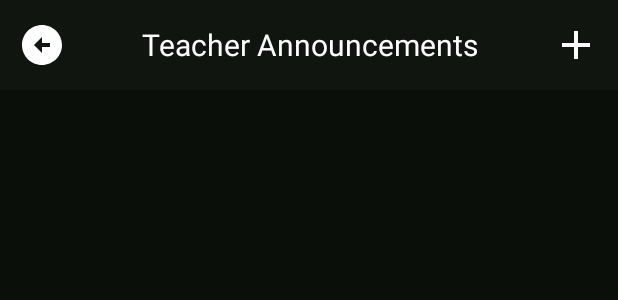
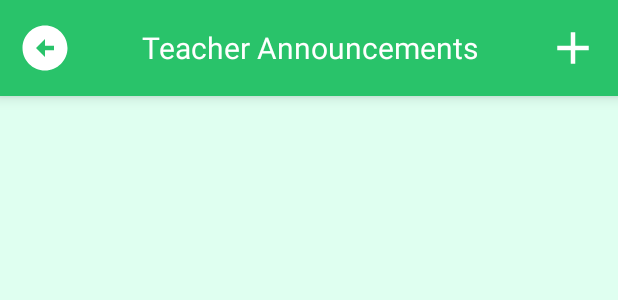
Before and after one commit to wezlou/Thesis-HIS, an Android app: the layout activity_teacher_task.xml on its own in the app's theme, with its tools: preview values and no code run, on a phone screen of 412 x 824 dp. Shown: the top 300 px of the screen. Run offline under Robolectric (Android 15) with nearby library versions, the phone set to English and light mode, and no system bars.

Commit message:
change ui color

```diff
--- a/app/src/main/java/com/example/holyinfantschool/Homepage.java
+++ b/app/src/main/java/com/example/holyinfantschool/Homepage.java
@@ -161,7 +161,6 @@ public class Homepage extends AppCompatActivity {
                                 boolean isActive = doc.getBoolean("isActive") == null ||
                                         doc.getBoolean("isActive");
 
-                                // 🚫 Block login if archived
                                 if (isArchived) {
                                     Toast.makeText(this,
                                             "Your account has been archived. Please contact the administrator.",
--- a/app/src/main/java/com/example/holyinfantschool/studenttask.java
+++ b/app/src/main/java/com/example/holyinfantschool/studenttask.java
@@ -461,7 +461,7 @@ public class studenttask extends AppCompatActivity {
         card.setUseCompatPadding(true);
 
         // Dark Jungle Background
-        card.setCardBackgroundColor(Color.parseColor("#0D120D"));
+        card.setCardBackgroundColor(Color.parseColor("#FFFFFF"));
 
         // Border
         card.setStrokeWidth(3);
@@ -486,8 +486,8 @@ public class studenttask extends AppCompatActivity {
         tv.setTextSize(size);
         if (bold) tv.setTypeface(null, android.graphics.Typeface.BOLD);
 
-        // BRIGHT text for dark jungle cards
-        tv.setTextColor(Color.parseColor("#E8FFE8"));
+        tv.setTextColor(Color.parseColor("#054A2C"));
+
 
         return tv;
     }
--- /dev/null
+++ b/app/src/main/res/drawable/avatar_circle.xml
@@ -0,0 +1,5 @@
+<?xml version="1.0" encoding="utf-8"?>
+<shape xmlns:android="http://schemas.android.com/apk/res/android" android:shape="oval">
+    <solid android:color="@color/forestPrimary"/>
+    <size android:width="40dp" android:height="40dp"/>
+</shape>
--- /dev/null
+++ b/app/src/main/res/drawable/btn_forest.xml
@@ -0,0 +1,16 @@
+<?xml version="1.0" encoding="utf-8"?>
+<selector xmlns:android="http://schemas.android.com/apk/res/android">
+    <item android:state_pressed="true">
+        <shape>
+            <solid android:color="@color/forestPrimaryDark"/>
+            <corners android:radius="14dp"/>
+        </shape>
+    </item>
+    <item>
+        <shape>
+            <solid android:color="@color/forestPrimary"/>
+            <corners android:radius="14dp"/>
+            <stroke android:width="1dp" android:color="@color/forestPrimaryDark"/>
+        </shape>
+    </item>
+</selector>
--- /dev/null
+++ b/app/src/main/res/drawable/card_forest.xml
@@ -0,0 +1,7 @@
+<?xml version="1.0" encoding="utf-8"?>
+<shape xmlns:android="http://schemas.android.com/apk/res/android">
+    <solid android:color="@color/forestCard"/>
+    <corners android:radius="14dp"/>
+    <stroke android:width="2dp" android:color="@color/forestBorder"/>
+    <padding android:left="12dp" android:top="12dp" android:right="12dp" android:bottom="12dp"/>
+</shape>
--- a/app/src/main/res/layout/activity_teacher_task.xml
+++ b/app/src/main/res/layout/activity_teacher_task.xml
@@ -3,16 +3,16 @@
     xmlns:app="http://schemas.android.com/apk/res-auto"
     android:layout_width="match_parent"
     android:layout_height="match_parent"
-    android:background="#0A0F0A"
+    android:background="@color/forestBackground"
     android:fitsSystemWindows="true">
 
     <!-- TOP BAR -->
     <LinearLayout
         android:id="@+id/topBarTeacher"
         android:layout_width="0dp"
-        android:layout_height="60dp"
+        android:layout_height="64dp"
         android:orientation="horizontal"
-        android:background="#101510"
+        android:background="@color/forestPrimary"
         android:gravity="center_vertical"
         android:padding="12dp"
         android:elevation="6dp"
@@ -22,10 +22,10 @@
 
         <ImageView
             android:id="@+id/backToTeacherSite"
-            android:layout_width="32dp"
-            android:layout_height="32dp"
+            android:layout_width="36dp"
+            android:layout_height="36dp"
             android:src="@drawable/baseline_arrow_circle_left_24"
-            app:tint="#FFFFFF" />
+            android:tint="@color/forestCard" />
 
         <TextView
             android:id="@+id/teacherTitle"
@@ -33,16 +33,16 @@
             android:layout_height="wrap_content"
             android:layout_weight="1"
             android:text="Teacher Announcements"
-            android:textColor="#FFFFFF"
+            android:textColor="@color/forestCard"
             android:textSize="20sp"
             android:gravity="center" />
 
         <ImageView
             android:id="@+id/createAnnouncementBtn"
-            android:layout_width="32dp"
-            android:layout_height="32dp"
+            android:layout_width="36dp"
+            android:layout_height="36dp"
             android:src="@drawable/ic_add"
-            app:tint="#FFFFFF" />
+            android:tint="@color/forestCard" />
 
     </LinearLayout>
 
@@ -72,7 +72,7 @@
         android:layout_height="wrap_content"
         android:text="No announcements yet 📭"
         android:textSize="16sp"
-        android:textColor="#666"
+        android:textColor="@color/forestMuted"
         android:visibility="gone"
         app:layout_constraintTop_toBottomOf="@id/topBarTeacher"
         app:layout_constraintBottom_toBottomOf="parent"
@@ -102,7 +102,7 @@
                 android:text="Create Announcement"
                 android:textSize="24sp"
                 android:textStyle="bold"
-                android:textColor="#E0E0E0"
+                android:textColor="@color/forestPrimaryDark"
                 android:paddingBottom="12dp" />
 
             <EditText
@@ -111,9 +111,9 @@
                 android:layout_width="match_parent"
                 android:layout_height="50dp"
                 android:padding="12dp"
-                android:textColor="#FFFFFF"
-                android:textColorHint="#6A6A6A"
-                android:background="@drawable/edittext_dark" />
+                android:textColor="@color/forestText"
+                android:textColorHint="@color/forestMuted"
+                android:background="@drawable/input_rounded" />
 
             <EditText
                 android:id="@+id/announcementContentInput"
@@ -121,10 +121,10 @@
                 android:layout_width="match_parent"
                 android:layout_height="150dp"
                 android:padding="12dp"
-                android:textColor="#FFFFFF"
-                android:textColorHint="#6A6A6A"
+                android:textColor="@color/forestText"
+                android:textColorHint="@color/forestMuted"
                 android:gravity="top"
-                android:background="@drawable/edittext_dark"
+                android:background="@drawable/input_rounded"
                 android:layout_marginTop="12dp" />
 
             <LinearLayout
@@ -132,7 +132,7 @@
                 android:layout_height="wrap_content"
                 android:orientation="vertical"
                 android:layout_marginTop="20dp"
-                android:background="@drawable/card_dark_jungle"
+                android:background="@drawable/card_forest"
                 android:padding="18dp">
 
                 <TextView
@@ -140,7 +140,7 @@
                     android:layout_height="wrap_content"
                     android:text="Attach Files"
                     android:textSize="16sp"
-                    android:textColor="#C7FFC7"
+                    android:textColor="@color/forestPrimaryDark"
                     android:paddingBottom="12dp" />
 
                 <LinearLayout
@@ -149,8 +149,8 @@
                     android:layout_height="wrap_content"
                     android:orientation="vertical"
                     android:gravity="center"
-                    android:background="@drawable/upload_button_dark"
-                    android:padding="22dp"
+                    android:background="@drawable/input_rounded"
+                    android:padding="18dp"
                     android:clickable="true"
                     android:focusable="true">
 
@@ -159,7 +159,7 @@
                         android:layout_width="48dp"
                         android:layout_height="48dp"
                         android:src="@drawable/ic_upload"
-                        app:tint="#7FAF7F" />
+                        android:tint="@color/forestPrimaryDark" />
 
                     <TextView
                         android:layout_width="wrap_content"
@@ -167,7 +167,7 @@
                         android:layout_marginTop="8dp"
                         android:text="Tap to upload files"
                         android:textSize="14sp"
-                        android:textColor="#9ABF9A" />
+                        android:textColor="@color/forestMuted" />
                 </LinearLayout>
 
                 <TextView
@@ -175,14 +175,14 @@
                     android:layout_height="wrap_content"
                     android:text="Attached Files"
                     android:textSize="15sp"
-                    android:textColor="#C7FFC7"
+                    android:textColor="@color/forestPrimaryDark"
                     android:paddingTop="20dp"
                     android:paddingBottom="8dp" />
 
                 <View
                     android:layout_width="match_parent"
                     android:layout_height="1dp"
-                    android:background="#1F3926" />
+                    android:background="@color/forestPrimaryDark" />
 
                 <LinearLayout
                     android:id="@+id/uploadedFilesContainer"
@@ -197,20 +197,20 @@
                 android:layout_width="match_parent"
                 android:layout_height="50dp"
                 android:text="Post Announcement"
-                android:textColor="#FFFFFF"
+                android:textColor="@color/forestCard"
                 android:textSize="16sp"
                 android:layout_marginTop="24dp"
-                android:background="@drawable/button_green_glow" />
+                android:background="@drawable/btn_forest" />
         </LinearLayout>
     </ScrollView>
 
-    <!-- ⭐ FIXED CENTERED LOADER OVERLAY (Guarantees center on all phones) -->
+    <!-- PROGRESS OVERLAY (keeps same ids used in java) -->
     <androidx.constraintlayout.widget.ConstraintLayout
         android:id="@+id/progressOverlay"
         android:layout_width="match_parent"
         android:layout_height="match_parent"
         android:visibility="gone"
-        android:background="#80000000"
+        android:background="#80FFFFFF"
         app:layout_constraintTop_toTopOf="parent"
         app:layout_constraintBottom_toBottomOf="parent"
         app:layout_constraintStart_toStartOf="parent"
@@ -220,11 +220,11 @@
             android:id="@+id/progressCard"
             android:orientation="vertical"
             android:gravity="center"
-            android:padding="28dp"
+            android:padding="22dp"
             android:layout_width="wrap_content"
             android:layout_height="wrap_content"
-            android:background="@drawable/loader_card_bg"
-            android:elevation="16dp"
+            android:background="@drawable/card_forest"
+            android:elevation="12dp"
             app:layout_constraintTop_toTopOf="parent"
             app:layout_constraintBottom_toBottomOf="parent"
             app:layout_constraintStart_toStartOf="parent"
@@ -238,7 +238,6 @@
                 android:max="100"
                 android:progress="0"
                 android:indeterminate="false"
-                android:progressDrawable="@drawable/loader_progress_bar"
                 android:padding="0dp" />
 
             <TextView
@@ -246,9 +245,9 @@
                 android:layout_width="wrap_content"
                 android:layout_height="wrap_content"
                 android:text="Uploading..."
-                android:textColor="#000000"
+                android:textColor="@color/forestText"
                 android:textSize="16sp"
-                android:paddingTop="16dp"
+                android:paddingTop="12dp"
                 android:gravity="center" />
 
         </LinearLayout>
--- a/app/src/main/res/values/colors.xml
+++ b/app/src/main/res/values/colors.xml
@@ -54,5 +54,14 @@
     <color name="bananaYellow">#FFE135</color>
     <color name="brownColor">#8B4513</color>
 
+    <color name="forestPrimary">#29C36A</color>
+    <color name="forestPrimaryDark">#1F9D52</color>
+    <color name="forestBackground">#DFFFF0</color>
+    <color name="forestCard">#FFFFFF</color>
+    <color name="forestAccent">#7EE5A2</color>
+    <color name="forestText">#054A2C</color>
+    <color name="forestBorder">#29C36A</color>
+    <color name="forestMuted">#7D8C85</color>
+    <color name="forestShadow">#20054A2C</color>
 
 </resources>
```
Also changed, not shown: app/src/main/java/com/example/holyinfantschool/TeacherTask.java (+3 -4 lines), app/src/main/res/drawable/bg_comment_bubble.xml (+6 -4 lines), app/src/main/res/drawable/filter_tab_bg.xml (+5 -4 lines), app/src/main/res/drawable/filter_tab_selected_bg.xml (+4 -5 lines), app/src/main/res/drawable/gc_file_bg.xml (+5 -6 lines), app/src/main/res/layout/activity_preview.xml (+7 -16 lines), app/src/main/res/layout/activity_studenttask.xml (+17 -14 lines), app/src/main/res/layout/dialog_add_comment.xml (+9 -7 lines), app/src/main/res/layout/item_announcement.xml (+7 -7 lines), app/src/main/res/layout/item_comment.xml (+11 -11 lines), app/src/main/res/values/styles.xml (+22 -0 lines).
